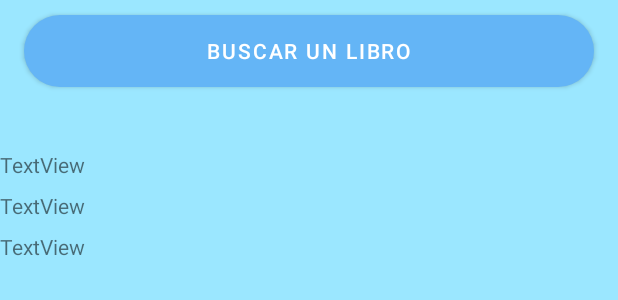
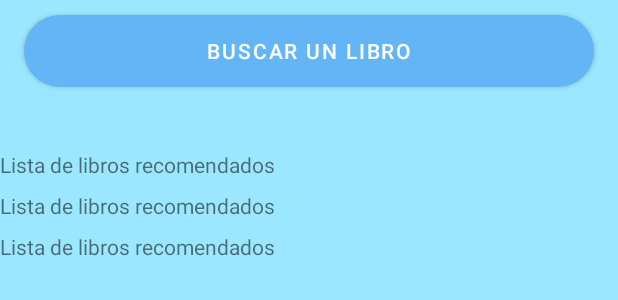
Before and after one commit to renatojobal/libraryapp, an Android app: the layout fragment_home.xml on its own in the app's theme, with its tools: preview values and no code run, on a phone screen of 412 x 824 dp. Shown: the top 300 px of the screen. Run offline under Robolectric (Android 15) with nearby library versions, the phone set to English and light mode, and no system bars; network calls fail.

Commit message:
Changed title name

```diff
--- a/app/src/main/res/layout/item_horizontal_home_list.xml
+++ b/app/src/main/res/layout/item_horizontal_home_list.xml
@@ -15,7 +15,7 @@
             android:id="@+id/textView2"
             android:layout_width="wrap_content"
             android:layout_height="wrap_content"
-            android:text="TextView"
+            android:text="Lista de libros recomendados"
             app:layout_constraintStart_toStartOf="parent"
             app:layout_constraintTop_toTopOf="parent" />
 
```
